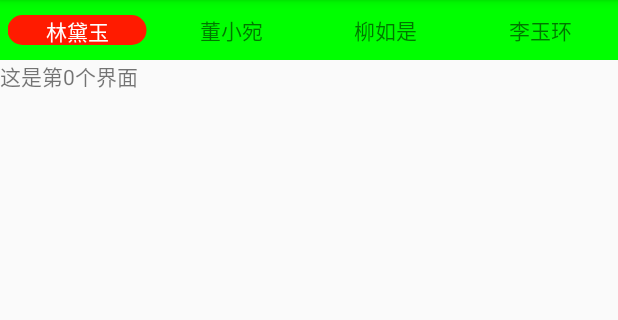
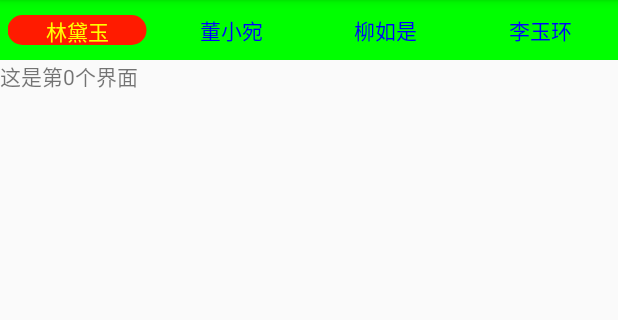
Before and after one commit to NamHofstadter/SmoothTabLayout, an Android app: the screen it shows after launch (MainActivity), on a phone screen of 412 x 824 dp, the part 84-404 px from its top. Run offline under Robolectric (Android 15) with nearby library versions, the phone set to English and light mode, and no system bars.

Commit message:
增加改变字体颜色的方法

```diff
--- a/app/build.gradle
+++ b/app/build.gradle
@@ -26,6 +26,7 @@ dependencies {
     })
     compile 'com.android.support:appcompat-v7:25.3.1'
     compile 'com.android.support.constraint:constraint-layout:1.0.2'
-    compile 'com.namhofstadter.smoothtablayout:smoothTabLayout-master:1.0.0'
+    //    compile 'com.namhofstadter.smoothtablayout:smoothTabLayout-master:1.0.0'
     testCompile 'junit:junit:4.12'
+    compile project(':smoothtablayout-master')
 }
--- a/app/src/main/java/com/namhofstadter/smoothtablayout/MainActivity.java
+++ b/app/src/main/java/com/namhofstadter/smoothtablayout/MainActivity.java
@@ -1,5 +1,6 @@
 package com.namhofstadter.smoothtablayout;
 
+import android.graphics.Color;
 import android.os.Bundle;
 import android.support.v4.view.PagerAdapter;
 import android.support.v4.view.ViewPager;
@@ -22,6 +23,7 @@ public class MainActivity extends AppCompatActivity {
         setContentView(R.layout.activity_main);
 
         tabs = (SmoothTabLayout) findViewById(R.id.tab);
+        tabs.setSelectorColor(Color.BLUE, Color.YELLOW);
         vp = (ViewPager) findViewById(R.id.vp);
 
         vp.setAdapter(new PagerAdapter() {
--- a/smoothtablayout-master/src/main/java/com/namhofstadter/smoothtablayout_master/SmoothTabLayout.java
+++ b/smoothtablayout-master/src/main/java/com/namhofstadter/smoothtablayout_master/SmoothTabLayout.java
@@ -35,6 +35,8 @@ public class SmoothTabLayout extends RelativeLayout {
     private int paddingLeftAndRight = 0;
     private int textSize = 0;
     private int bgShape = R.drawable.shape_tab_item_bg;
+    private int normalColor = Color.BLACK;
+    private int selectColor = Color.WHITE;
 
     public SmoothTabLayout(Context context) {
         this(context, null);
@@ -68,6 +70,11 @@ public class SmoothTabLayout extends RelativeLayout {
         this.bgShape = resId;
     }
 
+    public void setSelectorColor(int normalColor, int selectColor) {
+        this.normalColor = normalColor;
+        this.selectColor = selectColor;
+    }
+
     public void setViewPager(final ViewPager viewPager) {
         bot = new LinearLayout(mContext);
         LayoutParams botParams = new LayoutParams(ViewGroup.LayoutParams.MATCH_PARENT, ViewGroup.LayoutParams.MATCH_PARENT);
@@ -81,6 +88,7 @@ public class SmoothTabLayout extends RelativeLayout {
             String title = adapter.getPageTitle(i).toString();
             TextView view = new TextView(mContext);
             view.setText(title);
+            view.setTextColor(normalColor);
             view.setTextSize(textSize);
             view.setGravity(Gravity.CENTER);
             LinearLayout.LayoutParams params = new LinearLayout.LayoutParams(0, ViewGroup.LayoutParams.MATCH_PARENT);
@@ -120,7 +128,7 @@ public class SmoothTabLayout extends RelativeLayout {
             TextView view = new TextView(mContext);
             view.setText(title);
             view.setTextSize(textSize);
-            view.setTextColor(Color.WHITE);
+            view.setTextColor(selectColor);
             view.setGravity(Gravity.CENTER);
             //每一个tab的宽度都与滑块的宽度相同
             LinearLayout.LayoutParams topTabParams = new LinearLayout.LayoutParams(barWidth, ViewGroup.LayoutParams.MATCH_PARENT);
```
